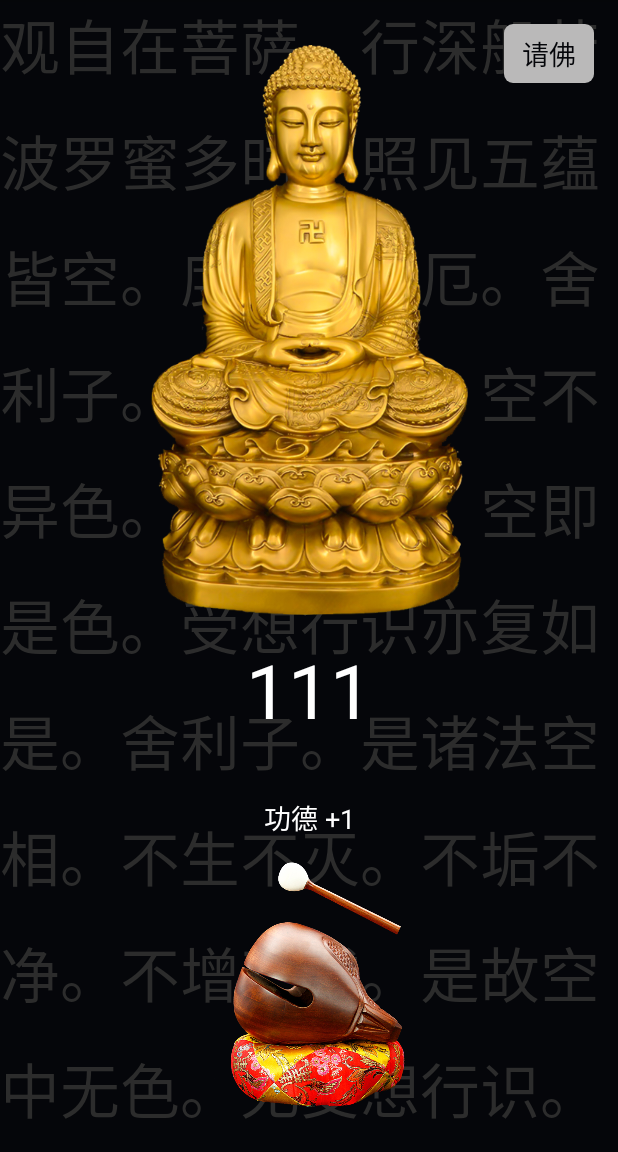
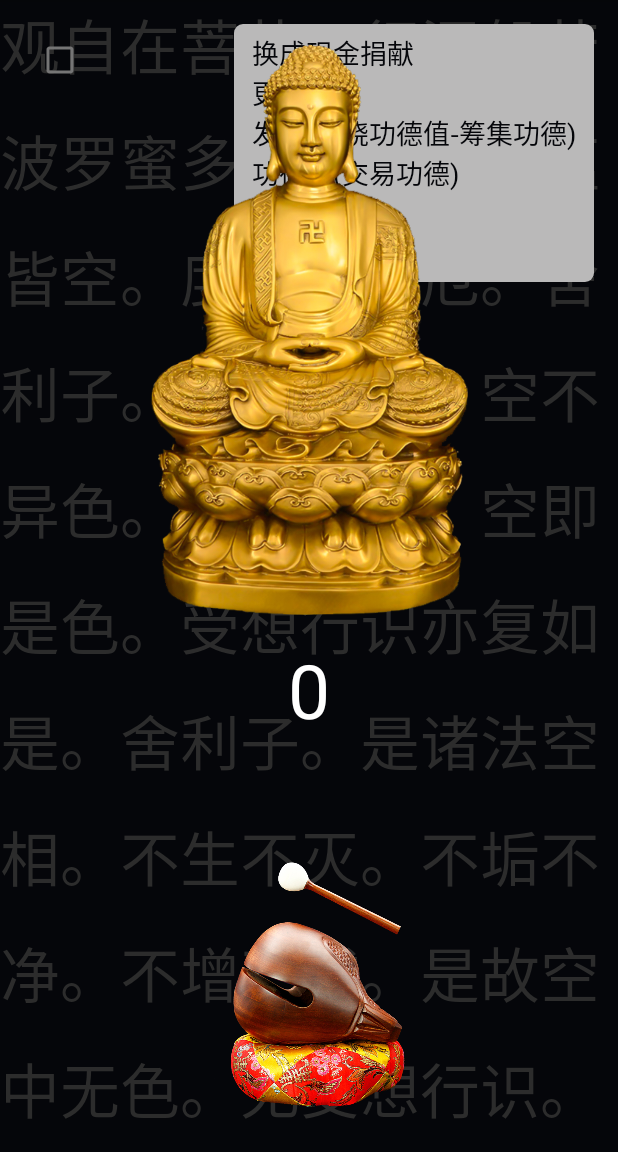
Before and after one commit to jiliapp/jetpack-compose-woodenfish, an Android app: the HomeWorkActivity screen opened directly, with no data from a screen before it, on a phone screen of 412 x 824 dp, the part 84-1236 px from its top. Run offline under Robolectric (Android 15) with nearby library versions, the phone set to English and light mode, and no system bars; our stand-ins replace Dagger/Hilt's generated code; pictures from the network do not load.

Commit message:
kotlin woodenfish android

```diff
--- a/app/src/main/java/cn/jiliapp/woodenfish/activity/HomeWorkActivity.kt
+++ b/app/src/main/java/cn/jiliapp/woodenfish/activity/HomeWorkActivity.kt
@@ -1,21 +1,26 @@
 package cn.jiliapp.woodenfish.activity
 
 import android.animation.Animator
-import android.os.Bundle
-import cn.jiliapp.woodenfish.R
 import android.animation.AnimatorSet
 import android.animation.ObjectAnimator
 import android.app.Activity
 import android.media.AudioAttributes
 import android.media.AudioManager
 import android.media.SoundPool
+import android.os.Bundle
 import android.util.SparseArray
 import android.widget.Toast
 import androidx.activity.result.contract.ActivityResultContracts
+import androidx.activity.viewModels
+import androidx.lifecycle.Observer
 import cn.jiliapp.library.activity.ExtendAppCompatActivity
 import cn.jiliapp.library.helper.DimenHelper
+import cn.jiliapp.woodenfish.R
 import cn.jiliapp.woodenfish.databinding.ActivityHomeWorkBinding
+import cn.jiliapp.woodenfish.model.MeritsDTO
+import cn.jiliapp.woodenfish.viewmodel.HomeWorkViewModel
 import dagger.hilt.android.AndroidEntryPoint
+import java.util.*
 
 /**
  * 做功课,得功德
@@ -45,22 +50,28 @@ class HomeWorkActivity : ExtendAppCompatActivity() {
         this.setAudioAttributes(attrBuilder.build())
     }.build();
 
+    private  val homeWorkViewModel: HomeWorkViewModel by viewModels()
+
+    private val batchId: Long=1111L;
+
+    private var knockTimer: Timer? = null;
 
 
     override fun onCreate(savedInstanceState: Bundle?) {
         super.onCreate(savedInstanceState)
-        val binding = ActivityHomeWorkBinding.inflate(layoutInflater);
+        val binding = ActivityHomeWorkBinding.inflate(layoutInflater)
         setContentView(binding.root);
-        toggleFullScreen();
-        initSetting(binding);
-        initOnClick(binding);
+        toggleFullScreen()
+        initSetting(binding)
+        initViewModel(binding)
+        initOnClick(binding)
     }
 
     /**
      * 初始化设置 从本地加载功德值
      */
     private fun initSetting(binding:ActivityHomeWorkBinding){
-        binding.myMerits.setText("111")
+        //binding.myMerits.text = "0"
 
         //木槌
         binding.mallet.setPivotX(DimenHelper.dp2px(this, 81.8f) as Float)
@@ -89,8 +100,63 @@ class HomeWorkActivity : ExtendAppCompatActivity() {
      * 初始化事件
      */
     private fun initOnClick(binding:ActivityHomeWorkBinding){
-        // On the click of startBtn
+        //功德佛
+       /* binding.temple.setOnClickListener {
+          startActivityResult(TempleActivity::class.java,templeActivityResultLauncher)
+        }*/
+
+        //更换法器
+        binding.instrument.setOnClickListener {
+            startActivityResult(WoodenFishActivity::class.java,templeActivityResultLauncher)
+        }
+
+        //自动模式
+        binding.autoKnock.setOnCheckedChangeListener { _, isChecked ->
+            autoKnockKnock(isChecked)
+        }
+
+        //敲击木鱼
+        binding.woodenFish.setOnClickListener {
+            if (isAutoKnocking()){
+                Toast.makeText(this,"自动累计功德中...",Toast.LENGTH_SHORT).show()
+                return@setOnClickListener;
+            }
+            knockKnock();
+        }
+
         binding.root.setOnClickListener {
+            if (isAutoKnocking()){
+                Toast.makeText(this,"自动累计功德中...",Toast.LENGTH_SHORT).show()
+                return@setOnClickListener;
+            }
+            knockKnock();
+        }
+
+    }
+
+
+    private fun autoKnockKnock(isChecked: Boolean){
+        if (isChecked) {
+            if (knockTimer!=null){
+                knockTimer?.cancel()
+                knockTimer = null
+            }
+            knockTimer= Timer()
+            knockTimer?.schedule(object : TimerTask() {
+                override fun run() {
+                    runOnUiThread {
+                        knockKnock()
+                    }
+                }
+            }, 0, 618)
+        } else {
+            //取消自动任务
+            knockTimer?.cancel()
+            knockTimer = null
+        }
+    }
+
+    private fun  knockKnock(){
         malletAnimator.start();
         meritsPlusOneAnimatorSet.cancel();
         meritsPlusOneAnimatorSet.start();
@@ -98,19 +164,18 @@ class HomeWorkActivity : ExtendAppCompatActivity() {
         //Caches.addGongde(this);
         //this.myGongde.setText(String.valueOf(Caches.getGongde(this)));
         // woodenFish();
+        homeWorkViewModel.knockMerits(MeritsDTO(1,batchId))
     }
 
 
-        binding.temple.setOnClickListener {
-            startActivityResult(TempleActivity::class.java,templeActivityResultLauncher)
+    private fun isAutoKnocking():Boolean{
+        return knockTimer!==null;
     }
 
-
-
-        binding.woodenFish.setOnClickListener {
-
-            startActivityResult(WoodenFishActivity::class.java,woodenFishActivityResultLauncher)
-        }
+    private fun initViewModel(binding:ActivityHomeWorkBinding){
+        homeWorkViewModel.knockMeritsList.observe(this, Observer{
+            binding.myMerits.text = it.size.toString()
+        })
     }
 
     /**
--- /dev/null
+++ b/app/src/main/java/cn/jiliapp/woodenfish/viewmodel/HomeWorkViewModel.kt
@@ -0,0 +1,31 @@
+package cn.jiliapp.woodenfish.viewmodel
+
+import android.app.Application
+import androidx.lifecycle.LiveData
+import androidx.lifecycle.MutableLiveData
+import androidx.lifecycle.SavedStateHandle
+import androidx.lifecycle.viewModelScope
+import cn.jiliapp.woodenfish.model.AuthVO
+import cn.jiliapp.woodenfish.model.KcLoginDTO
+import cn.jiliapp.woodenfish.model.MeritsDTO
+import dagger.hilt.android.lifecycle.HiltViewModel
+import kotlinx.coroutines.flow.asFlow
+import kotlinx.coroutines.launch
+import javax.inject.Inject
+
+
+@HiltViewModel
+class HomeWorkViewModel @Inject constructor(
+    application: Application,
+    private val savedStateHandle: SavedStateHandle,
+) : BaseViewModel(application) {
+
+    private var _knockMeritsList: MutableLiveData<List<MeritsDTO>> = MutableLiveData(listOf())
+    val  knockMeritsList: LiveData<List<MeritsDTO>> =_knockMeritsList
+
+    fun  knockMerits(meritsDTO: MeritsDTO)  {
+        _knockMeritsList.value = _knockMeritsList.value?.plus(meritsDTO) ?: listOf(meritsDTO)
+    }
+
+
+}
--- a/app/src/main/res/layout/activity_home_work.xml
+++ b/app/src/main/res/layout/activity_home_work.xml
@@ -20,7 +20,17 @@
         android:text="观自在菩萨。行深般若波罗蜜多时。照见五蕴皆空。度一切苦厄。舍利子。色不异空。空不异色。色即是空。空即是色。受想行识亦复如是。舍利子。是诸法空相。不生不灭。不垢不净。不增不减。是故空中无色。无受想行识。无眼耳鼻舌身意。无色声香味触法。无眼界。乃至无意识界。无无明。亦无无明尽。乃至无老死。亦无老死尽。无苦集灭道。无智亦无得。以无所得故。菩提萨埵。依般若波罗蜜多故。心无挂碍。无挂碍故。无有恐怖。远离颠倒梦想。究竟涅槃。三世诸佛。依般若波罗蜜多故。得阿耨多罗三藐三菩提。故知般若波罗蜜多。是大神咒。是大明咒是无上咒。是无等等咒。能除一切苦。真实不虚。故说般若波罗蜜多咒。即说咒曰:揭谛揭谛 波罗揭谛 波罗僧揭谛 菩提萨婆诃"
         />
 
-    <TextView android:id="@+id/qingfo"
+   <com.google.android.material.checkbox.MaterialCheckBox
+        android:id="@+id/autoKnock"
+        android:checked="false"
+        android:layout_margin="@dimen/fab_margin"
+        app:layout_constraintLeft_toLeftOf="parent"
+        app:layout_constraintTop_toTopOf="parent"
+        android:layout_width="wrap_content"
+        android:layout_height="wrap_content"/>
+
+
+    <TextView android:id="@+id/instrument"
         android:textSize="18.0dip"
         android:textColor="#ff05060a"
         android:layout_gravity="end"
@@ -34,12 +44,9 @@
         android:clickable="true"
         android:layout_width="wrap_content"
         android:layout_height="wrap_content"
-        android:text="请佛"
+        android:text="换成现金捐献\n更换法器\n发愿(燃烧功德值-筹集功德)\n功德池(交易功德\)\n证书\n我的功德簿"
         android:paddingStart="12.0dip"
         android:paddingEnd="12.0dip"/>
-
-
-
 
 
     <ImageView android:layout_gravity="center_horizontal"
@@ -51,7 +58,11 @@
         android:layout_width="fill_parent"
         android:layout_height="380.0dip"
         android:layout_marginTop="30.0dip"
-        android:src="@drawable/foxiang" />
+        android:src="@drawable/temple_sjml" />
+
+
+
+
 
     <TextView  android:id="@+id/myMerits"
         app:layout_constraintTop_toBottomOf="@id/temple"
@@ -100,8 +111,8 @@
         android:layout_gravity="bottom|center"
         android:layout_width="wrap_content"
         android:layout_height="wrap_content"
-        android:text="功德 +1"
-        android:alpha="1.0" />
+        android:text="功德 +1e"
+        android:alpha="0.0" />
 
 
 </androidx.constraintlayout.widget.ConstraintLayout>
```
Also changed, not shown: app/src/main/java/cn/jiliapp/library/activity/A.java (added, +12 -0 lines), app/src/main/java/cn/jiliapp/woodenfish/model/MeritsDTO.kt (added, +27 -0 lines), app/src/main/res/drawable/temple_sjml.png (renamed from app/src/main/res/drawable/foxiang.png). Lines whose indentation alone changed are shown as unchanged.
